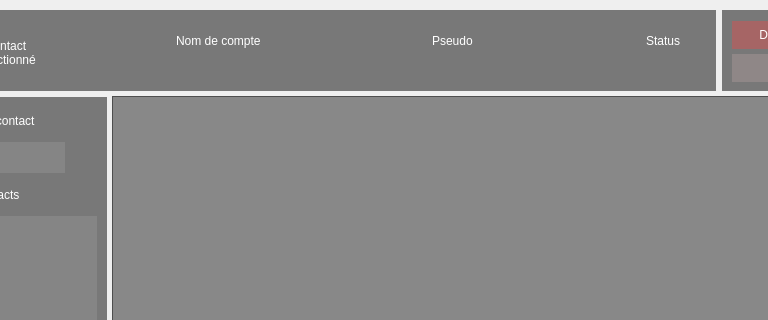
Qt form Babel/client/forms/BabelMain.ui (gvsurenderreddy/Babel-VOIP) before a commit; both pictures show x 192 to 960 and y 0 to 320 of the 1070 by 657 pixel window.
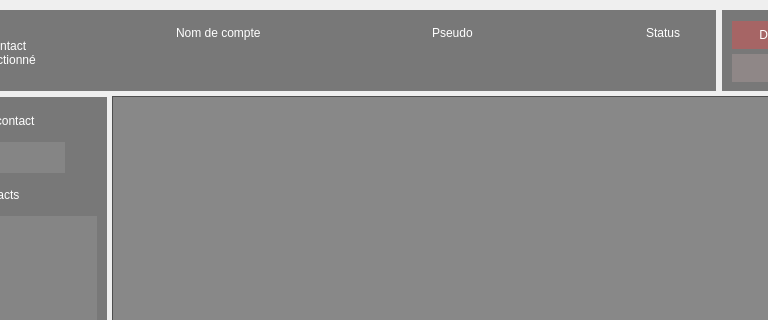
The same form after that commit. Icons and pictures are not drawn.

Commit message: update BgBabelDialog.png + patch text trunc in top of BabelMain.ui

```diff
--- a/Babel/client/forms/BabelMain.ui
+++ b/Babel/client/forms/BabelMain.ui
@@ -259,9 +259,9 @@
      <property name="geometry">
       <rect>
        <x>560</x>
-       <y>30</y>
+       <y>24</y>
        <width>192</width>
-       <height>27</height>
+       <height>33</height>
       </rect>
      </property>
      <property name="styleSheet">
@@ -270,7 +270,7 @@
 border: 1px solid rgba(255, 255, 255, .2);
 color: rgb(255, 255, 255);
 font: 8pt &quot;Open Sans Light&quot;;
-padding: 8px;
+padding: 4px 8px;
 </string>
      </property>
      <property name="text">
@@ -287,7 +287,7 @@
      <property name="geometry">
       <rect>
        <x>240</x>
-       <y>10</y>
+       <y>2</y>
        <width>91</width>
        <height>21</height>
       </rect>
@@ -307,9 +307,9 @@
      <property name="geometry">
       <rect>
        <x>352</x>
-       <y>30</y>
+       <y>24</y>
        <width>192</width>
-       <height>27</height>
+       <height>33</height>
       </rect>
      </property>
      <property name="styleSheet">
@@ -318,7 +318,7 @@
 border: 1px solid rgba(255, 255, 255, .2);
 color: rgb(255, 255, 255);
 font: 8pt &quot;Open Sans Light&quot;;
-padding: 8px;
+padding: 4px 8px;
 </string>
      </property>
      <property name="text">
@@ -335,9 +335,9 @@
      <property name="geometry">
       <rect>
        <x>144</x>
-       <y>30</y>
+       <y>24</y>
        <width>192</width>
-       <height>27</height>
+       <height>33</height>
       </rect>
      </property>
      <property name="styleSheet">
@@ -346,7 +346,7 @@
 border: 1px solid rgba(255, 255, 255, .2);
 color: rgb(255, 255, 255);
 font: 8pt &quot;Open Sans Light&quot;;
-padding: 8px;
+padding: 4px 8px;
 </string>
      </property>
      <property name="text">
@@ -363,7 +363,7 @@
      <property name="geometry">
       <rect>
        <x>710</x>
-       <y>10</y>
+       <y>2</y>
        <width>41</width>
        <height>21</height>
       </rect>
@@ -383,7 +383,7 @@
      <property name="geometry">
       <rect>
        <x>496</x>
-       <y>10</y>
+       <y>2</y>
        <width>51</width>
        <height>21</height>
       </rect>
```
The commit also changes 1 other file.
